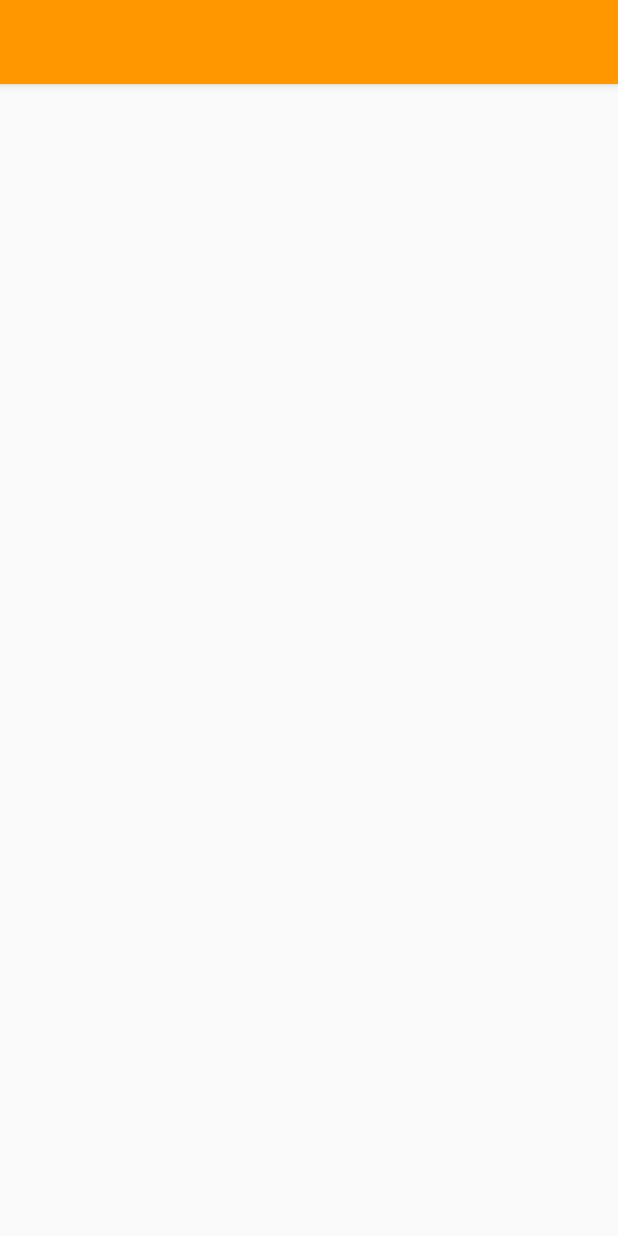
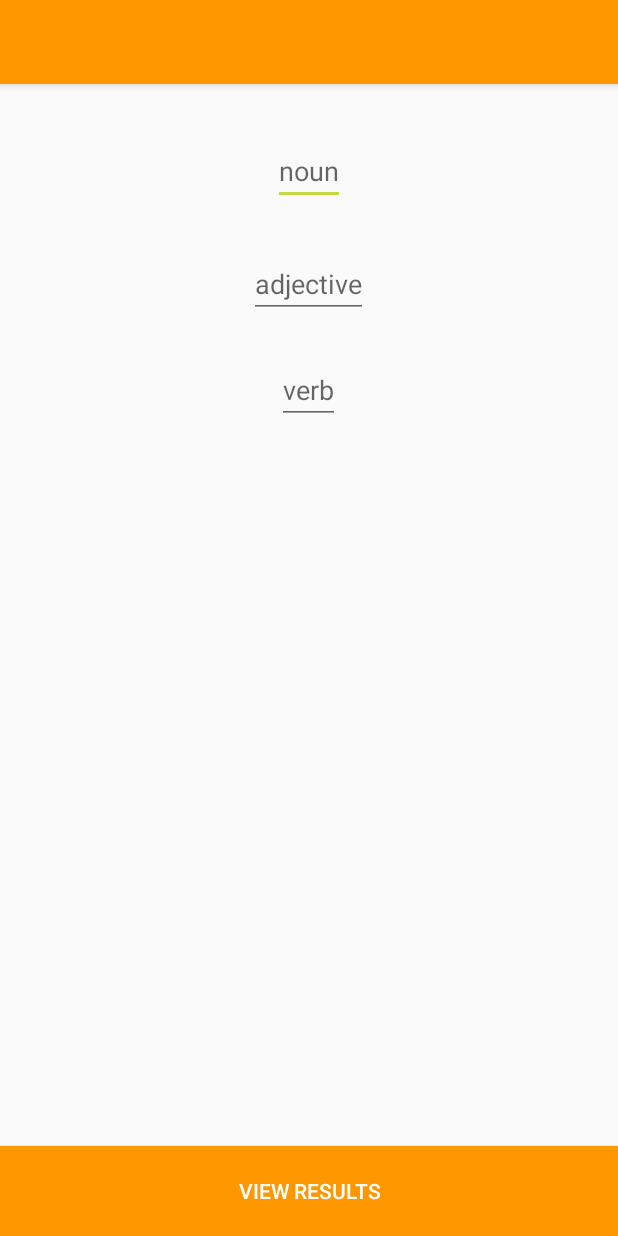
Before and after one commit to ZardozSpeaks/Madlibs_android, an Android app: the screen it shows after launch (PlayActivity), after a tap on "PLAY MADLIBS", on a phone screen of 412 x 824 dp. Run offline under Robolectric (Android 15) with nearby library versions, the phone set to English and light mode, and no system bars.

Commit message:
add play activity and text inputs

```diff
--- a/app/src/main/AndroidManifest.xml
+++ b/app/src/main/AndroidManifest.xml
@@ -15,7 +15,8 @@
                 <category android:name="android.intent.category.LAUNCHER" />
             </intent-filter>
         </activity>
-        <activity android:name=".PlayActivity"></activity>
+        <activity android:name=".PlayActivity" />
+        <activity android:name=".ResultsActivity"></activity>
     </application>
 
 </manifest>
--- a/app/src/main/java/com/example/guest/madlibs/PlayActivity.java
+++ b/app/src/main/java/com/example/guest/madlibs/PlayActivity.java
@@ -1,13 +1,42 @@
 package com.example.guest.madlibs;
 
+import android.content.Intent;
 import android.support.v7.app.AppCompatActivity;
 import android.os.Bundle;
+import android.util.Log;
+import android.view.View;
+import android.widget.Button;
+import android.widget.EditText;
 
 public class PlayActivity extends AppCompatActivity {
+    public static final String TAG = MainActivity.class.getSimpleName();
+    private Button mViewResults;
+    private EditText mEditTextNoun;
+    private EditText mEditTextAdj;
+    private EditText mEditTextVerb;
+
 
     @Override
     protected void onCreate(Bundle savedInstanceState) {
         super.onCreate(savedInstanceState);
         setContentView(R.layout.activity_play);
+
+        mEditTextNoun = (EditText) findViewById(R.id.editTextNoun);
+        mEditTextAdj = (EditText) findViewById(R.id.editTextAdj);
+        mEditTextVerb = (EditText) findViewById(R.id.editTextVerb);
+        mViewResults = (Button) findViewById(R.id.viewResultsButton);
+        mViewResults.setOnClickListener(new View.OnClickListener() {
+            @Override
+            public void onClick(View view) {
+                String noun = mEditTextNoun.getText().toString();
+                String adj = mEditTextAdj.getText().toString();
+                String verb = mEditTextVerb.getText().toString();
+                Log.d(TAG, noun);
+                Log.d(TAG, adj);
+                Log.d(TAG, verb);
+                Intent intent = new Intent(PlayActivity.this, ResultsActivity.class);
+                startActivity(intent);
+            }
+        });
     }
 }
--- a/app/src/main/res/layout/activity_play.xml
+++ b/app/src/main/res/layout/activity_play.xml
@@ -3,10 +3,43 @@
     xmlns:tools="http://schemas.android.com/tools"
     android:layout_width="match_parent"
     android:layout_height="match_parent"
-    android:paddingBottom="@dimen/activity_vertical_margin"
-    android:paddingLeft="@dimen/activity_horizontal_margin"
-    android:paddingRight="@dimen/activity_horizontal_margin"
-    android:paddingTop="@dimen/activity_vertical_margin"
     tools:context="com.example.guest.madlibs.PlayActivity">
 
+    <EditText
+        android:layout_width="wrap_content"
+        android:layout_height="wrap_content"
+        android:id="@+id/editTextNoun"
+        android:hint="noun"
+        android:layout_alignParentTop="true"
+        android:layout_centerHorizontal="true"
+        android:layout_marginTop="35dp" />
+
+    <EditText
+        android:layout_width="wrap_content"
+        android:layout_height="wrap_content"
+        android:id="@+id/editTextAdj"
+        android:hint="adjective"
+        android:layout_marginTop="30dp"
+        android:layout_below="@+id/editTextNoun"
+        android:layout_centerHorizontal="true" />
+
+    <EditText
+        android:layout_width="wrap_content"
+        android:layout_height="wrap_content"
+        android:id="@+id/editTextVerb"
+        android:hint="verb"
+        android:layout_below="@+id/editTextAdj"
+        android:layout_centerHorizontal="true"
+        android:layout_marginTop="25dp" />
+
+    <Button
+        android:layout_width="match_parent"
+        android:layout_height="60sp"
+        android:text="View Results"
+        android:id="@+id/viewResultsButton"
+        android:layout_alignParentBottom="true"
+        android:layout_centerHorizontal="true"
+        android:background="@color/colorPrimary"
+        android:textColor="@color/background_floating_material_light"
+        />
 </RelativeLayout>
```
Also changed, not shown: app/src/main/java/com/example/guest/madlibs/ResultsActivity.java (added, +13 -0 lines), app/src/main/res/layout/activity_results.xml (added, +12 -0 lines), app/src/main/res/drawable/background.jpg.
